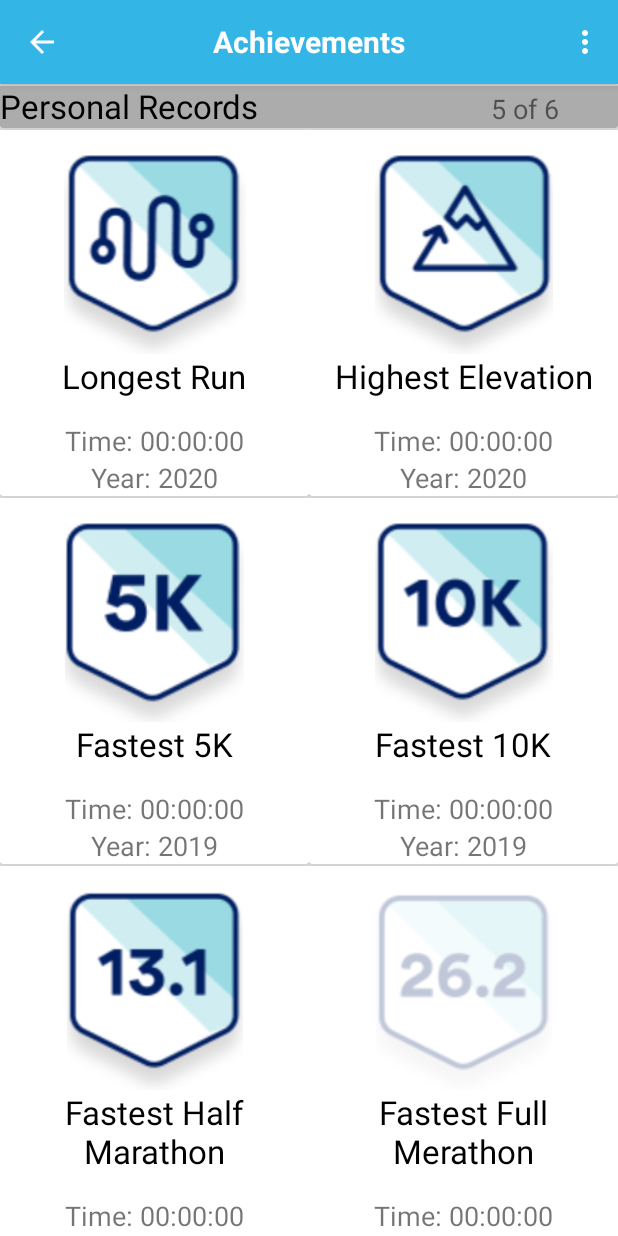
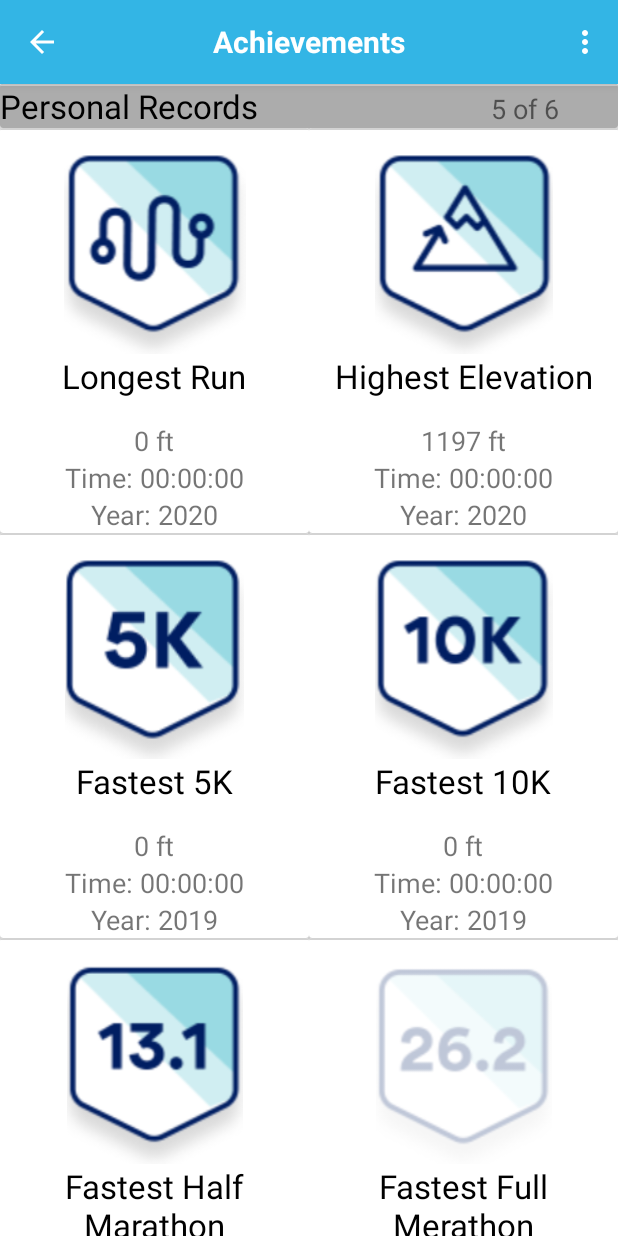
Before and after one commit to rhotin/Runkeeper, an Android app: the screen it shows after launch (MainActivity), on a phone screen of 412 x 824 dp. Run offline under Robolectric (Android 15) with nearby library versions, the phone set to English and light mode, and no system bars.

Commit message:
add elevation

```diff
--- a/app/src/main/java/com/test/rh/runkeeper/RecAdapter.java
+++ b/app/src/main/java/com/test/rh/runkeeper/RecAdapter.java
@@ -78,6 +78,7 @@ public class RecAdapter extends RecyclerView.Adapter<RecAdapter.RecViewHolder> {
 
         private TextView title;
         private TextView time;
+        private TextView elevation;
         private TextView year;
         private ImageView logo;
         private View subItem;
@@ -89,6 +90,7 @@ public class RecAdapter extends RecyclerView.Adapter<RecAdapter.RecViewHolder> {
 
             if (viewType == ITEM_VIEW_TYPE_ITEM) {
                 logo = itemView.findViewById(R.id.imageView);
+                elevation = itemView.findViewById(R.id.sub_item_elevation);
                 year = itemView.findViewById(R.id.sub_item_year);
                 subItem = itemView.findViewById(R.id.sub_item);
             }
@@ -113,6 +115,7 @@ public class RecAdapter extends RecyclerView.Adapter<RecAdapter.RecViewHolder> {
                         .override(200, 200)
                         .into(logo);
                 title.setText(movie.getTitle());
+                elevation.setText(movie.getMaxElevation() + " ft");
                 time.setText("Time: " + movie.getTime());
                 year.setText("Year: " + movie.getYear());
             }
--- a/app/src/main/res/layout/item_race.xml
+++ b/app/src/main/res/layout/item_race.xml
@@ -46,12 +46,20 @@
             android:orientation="vertical">
 
             <TextView
+                android:id="@+id/sub_item_elevation"
+                android:layout_width="match_parent"
+                android:layout_height="wrap_content"
+                android:textAlignment="center"
+                android:textSize="18sp"
+                tools:text="0" />
+
+            <TextView
                 android:id="@+id/sub_item_time"
                 android:layout_width="match_parent"
                 android:layout_height="wrap_content"
                 android:textAlignment="center"
                 android:textSize="18sp"
-                tools:text="Genre:  Crime, Drama, Thriller" />
+                tools:text="00:00" />
 
             <TextView
                 android:id="@+id/sub_item_year"
```
